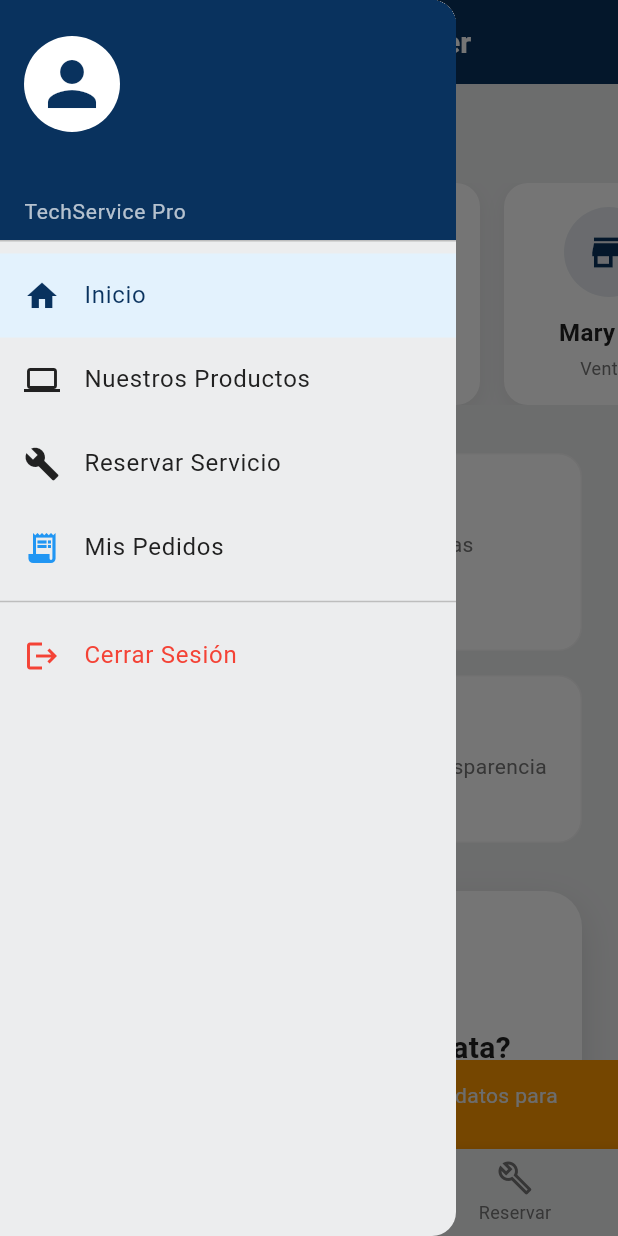
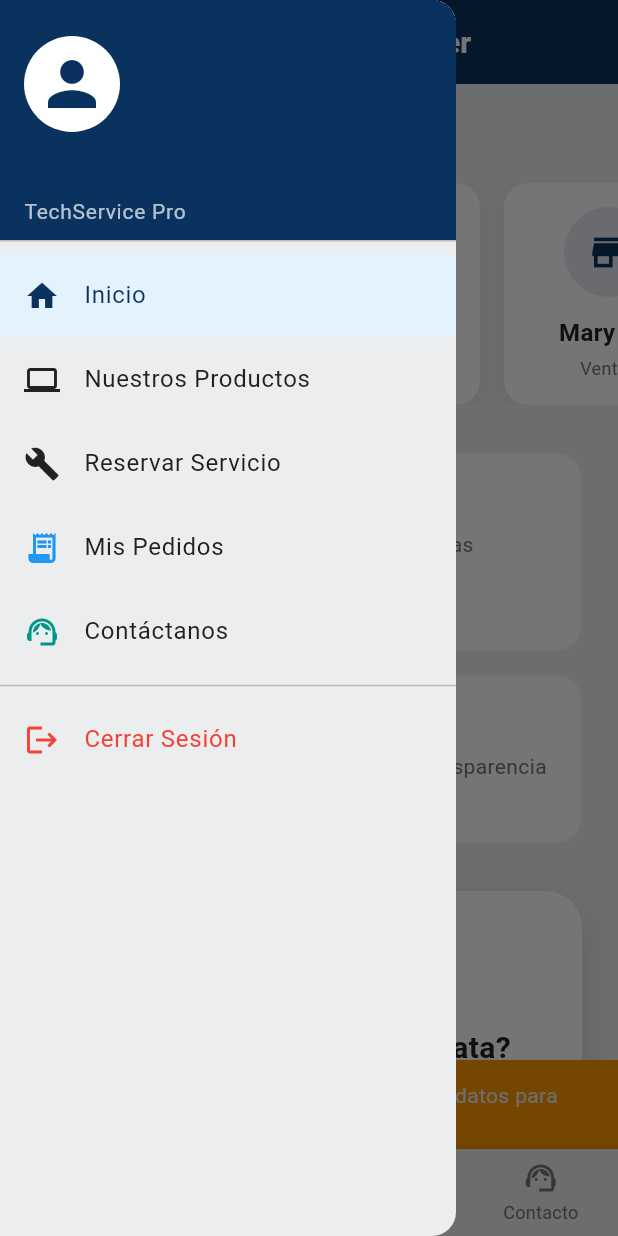
Before and after one commit to dferlema/techSC, a Flutter app: the MainTabsScreen screen opened by its route, scrolled down 576 dp, after a tap on the "menu" icon, on a phone screen of 412 x 824 dp. Run offline on Flutter 3.47's test engine with Material 3 defaults, Android fonts, the light colour scheme and no system bars; our stand-ins replace cloud_firestore, firebase_auth, firebase_core, pdf, printing, shared_preferences; accounts and stored records are empty.

Commit message:
Detalle de producto y contactanos

```diff
--- a/lib/main.dart
+++ b/lib/main.dart
@@ -12,6 +12,7 @@ import 'screens/main_tabs_screen.dart';
 import 'screens/admin_panel_page.dart';
 import 'screens/technician_dashboard.dart';
 import 'theme/app_theme.dart';
+import 'screens/contact_page.dart';
 
 void main() async {
   WidgetsFlutterBinding.ensureInitialized();
@@ -40,6 +41,7 @@ class MyApp extends StatelessWidget {
         '/reserve-service': (context) => const MainTabsScreen(),
         '/admin': (context) => const AdminPanelPage(),
         '/technician': (context) => const TechnicianDashboard(),
+        '/contact': (context) => const ContactPage(), // New Route
         '/main': (context) {
           final args = ModalRoute.of(context)?.settings.arguments;
           return MainTabsScreen();
--- /dev/null
+++ b/lib/screens/contact_page.dart
@@ -0,0 +1,249 @@
+import 'package:flutter/material.dart';
+import 'package:url_launcher/url_launcher.dart';
+
+class ContactPage extends StatelessWidget {
+  const ContactPage({super.key});
+
+  final String _whatsappNumber = '593991090805';
+
+  Future<void> _launchWhatsApp() async {
+    final Uri url = Uri.parse('https://wa.me/$_whatsappNumber');
+    if (!await launchUrl(url, mode: LaunchMode.externalApplication)) {
+      debugPrint('No se pudo abrir WhatsApp');
+    }
+  }
+
+  Future<void> _makePhoneCall() async {
+    final Uri url = Uri.parse('tel:$_whatsappNumber');
+    if (!await launchUrl(url)) {
+      debugPrint('No se pudo realizar la llamada');
+    }
+  }
+
+  Future<void> _sendEmail() async {
+    final Uri url = Uri.parse('mailto:contacto@techsc.com');
+    if (!await launchUrl(url)) {
+      debugPrint('No se pudo abrir el correo');
+    }
+  }
+
+  @override
+  Widget build(BuildContext context) {
+    // final theme = Theme.of(context); // Unused
+
+    return Scaffold(
+      backgroundColor: Colors.white,
+      appBar: AppBar(
+        backgroundColor: Colors.white,
+        elevation: 0,
+        leading: Navigator.canPop(context)
+            ? IconButton(
+                icon: const Icon(
+                  Icons.arrow_back_ios_new,
+                  color: Colors.black87,
+                ),
+                onPressed: () => Navigator.of(context).pop(),
+              )
+            : IconButton(
+                icon: const Icon(Icons.menu, color: Colors.black87),
+                onPressed: () => Scaffold.of(context).openDrawer(),
+              ),
+      ),
+      body: SingleChildScrollView(
+        padding: const EdgeInsets.symmetric(horizontal: 24.0),
+        child: Column(
+          crossAxisAlignment: CrossAxisAlignment.stretch,
+          children: [
+            const SizedBox(height: 10),
+            // 👋 Friendly Header
+            const Text(
+              '¡Hola! 👋',
+              style: TextStyle(
+                fontSize: 32,
+                fontWeight: FontWeight.bold,
+                color: Colors.black87,
+              ),
+            ),
+            const SizedBox(height: 8),
+            Text(
+              '¿En qué podemos ayudarte hoy?',
+              style: TextStyle(
+                fontSize: 18,
+                color: Colors.grey[600],
+                fontWeight: FontWeight.w500,
+              ),
+            ),
+            const SizedBox(height: 32),
+
+            // 💬 WhatsApp Highlight (Hero Interaction)
+            Container(
+              padding: const EdgeInsets.all(24),
+              decoration: BoxDecoration(
+                gradient: LinearGradient(
+                  colors: [const Color(0xFF25D366), const Color(0xFF128C7E)],
+                  begin: Alignment.topLeft,
+                  end: Alignment.bottomRight,
+                ),
+                borderRadius: BorderRadius.circular(24),
+                boxShadow: [
+                  BoxShadow(
+                    color: const Color(0xFF25D366).withOpacity(0.4),
+                    blurRadius: 20,
+                    offset: const Offset(0, 10),
+                  ),
+                ],
+              ),
+              child: Column(
+                children: [
+                  const Icon(Icons.chat, size: 48, color: Colors.white),
+                  const SizedBox(height: 16),
+                  const Text(
+                    'Chat Directo',
+                    style: TextStyle(
+                      color: Colors.white,
+                      fontSize: 20,
+                      fontWeight: FontWeight.bold,
+                    ),
+                  ),
+                  const SizedBox(height: 8),
+                  const Text(
+                    'La forma más rápida de obtener respuestas.',
+                    textAlign: TextAlign.center,
+                    style: TextStyle(
+                      color: Colors.white,
+                      fontSize: 14,
+                      height: 1.4,
+                    ),
+                  ),
+                  const SizedBox(height: 24),
+                  ElevatedButton(
+                    onPressed: _launchWhatsApp,
+                    style: ElevatedButton.styleFrom(
+                      backgroundColor: Colors.white,
+                      foregroundColor: const Color(0xFF128C7E),
+                      padding: const EdgeInsets.symmetric(
+                        horizontal: 32,
+                        vertical: 16,
+                      ),
+                      shape: RoundedRectangleBorder(
+                        borderRadius: BorderRadius.circular(30),
+                      ),
+                      elevation: 0,
+                    ),
+                    child: const Text(
+                      'Iniciar Chat',
+                      style: TextStyle(
+                        fontWeight: FontWeight.bold,
+                        fontSize: 16,
+                      ),
+                    ),
+                  ),
+                ],
+              ),
+            ),
+
+            const SizedBox(height: 40),
+
+            // ℹ️ Other Contact Options
+            const Text(
+              'Otras formas de contactarnos',
+              style: TextStyle(
+                fontSize: 18,
+                fontWeight: FontWeight.bold,
+                color: Colors.black87,
+              ),
+            ),
+            const SizedBox(height: 16),
+
+            _buildFriendlyOption(
+              icon: Icons.phone_in_talk_rounded,
+              color: Colors.blueAccent,
+              title: 'Llámanos',
+              subtitle: _whatsappNumber,
+              onTap: _makePhoneCall,
+            ),
+            const SizedBox(height: 16),
+            _buildFriendlyOption(
+              icon: Icons.mail_rounded,
+              color: Colors.orangeAccent,
+              title: 'Envíanos un correo',
+              subtitle: 'contacto@techsc.com',
+              onTap: _sendEmail,
+            ),
+            const SizedBox(height: 16),
+            _buildFriendlyOption(
+              icon: Icons.store_rounded,
+              color: Colors.purpleAccent,
+              title: 'Visítanos',
+              subtitle: 'Av. Principal 123, Quito',
+              onTap: () {}, // Map implementation later
+            ),
+
+            const SizedBox(height: 48),
+            Center(
+              child: Text(
+                'TechService Pro v2.1',
+                style: TextStyle(color: Colors.grey[400], fontSize: 12),
+              ),
+            ),
+            const SizedBox(height: 24),
+          ],
+        ),
+      ),
+    );
+  }
+
+  Widget _buildFriendlyOption({
+    required IconData icon,
+    required Color color,
+    required String title,
+    required String subtitle,
+    required VoidCallback onTap,
+  }) {
+    return GestureDetector(
+      onTap: onTap,
+      child: Container(
+        padding: const EdgeInsets.all(16),
+        decoration: BoxDecoration(
+          color: Colors.grey[50],
+          borderRadius: BorderRadius.circular(16),
+          border: Border.all(color: Colors.grey[200]!),
+        ),
+        child: Row(
+          children: [
+            Container(
+              padding: const EdgeInsets.all(12),
+              decoration: BoxDecoration(
+                color: color.withOpacity(0.1),
+                shape: BoxShape.circle,
+              ),
+              child: Icon(icon, color: color, size: 24),
+            ),
+            const SizedBox(width: 16),
+            Expanded(
+              child: Column(
+                crossAxisAlignment: CrossAxisAlignment.start,
+                children: [
+                  Text(
+                    title,
+                    style: const TextStyle(
+                      fontWeight: FontWeight.bold,
+                      fontSize: 16,
+                      color: Colors.black87,
+                    ),
+                  ),
+                  const SizedBox(height: 2),
+                  Text(
+                    subtitle,
+                    style: TextStyle(color: Colors.grey[600], fontSize: 14),
+                  ),
+                ],
+              ),
+            ),
+            Icon(Icons.chevron_right, color: Colors.grey[400]),
+          ],
+        ),
+      ),
+    );
+  }
+}
--- a/lib/screens/main_tabs_screen.dart
+++ b/lib/screens/main_tabs_screen.dart
@@ -7,6 +7,8 @@ import '../widgets/app_drawer.dart';
 import 'home_page.dart';
 import 'products_page.dart';
 import 'service_reservation_page.dart';
+
+import 'contact_page.dart'; // Import
 
 class MainTabsScreen extends StatefulWidget {
   const MainTabsScreen({super.key});
@@ -24,6 +26,7 @@ class _MainTabsScreenState extends State<MainTabsScreen>
     const HomePage(), // Índice 0 → Inicio
     const ProductsPage(), // Índice 1 → Productos
     const ServiceReservationPage(), // Índice 2 → Reservar
+    const ContactPage(), // Índice 3 → Contacto
   ];
 
   bool _isInit = true;
@@ -80,6 +83,8 @@ class _MainTabsScreenState extends State<MainTabsScreen>
         return 1;
       case '/reserve-service':
         return 2;
+      case '/contact':
+        return 3;
       default:
         return 0; // /home
     }
@@ -92,6 +97,8 @@ class _MainTabsScreenState extends State<MainTabsScreen>
         return '/products';
       case 2:
         return '/reserve-service';
+      case 3:
+        return '/contact';
       default:
         return '/home';
     }
@@ -148,6 +155,11 @@ class _MainTabsScreenState extends State<MainTabsScreen>
             activeIcon: Icon(Icons.build),
             label: 'Reservar',
           ),
+          BottomNavigationBarItem(
+            icon: Icon(Icons.support_agent_outlined),
+            activeIcon: Icon(Icons.support_agent),
+            label: 'Contacto',
+          ),
         ],
       ),
     );
--- a/lib/widgets/app_drawer.dart
+++ b/lib/widgets/app_drawer.dart
@@ -168,6 +168,19 @@ class AppDrawer extends StatelessWidget {
               );
             },
           ),
+          ListTile(
+            leading: const Icon(Icons.support_agent, color: Colors.teal),
+            title: const Text('Contáctanos'),
+            selected: currentRoute == '/contact',
+            selectedTileColor: Colors.teal.withOpacity(0.1),
+            onTap: () {
+              Navigator.pop(context); // Close drawer first
+              Navigator.pushNamed(
+                context,
+                '/contact',
+              ); // Push to stack to allow back nav
+            },
+          ),
           const Divider(),
           ListTile(
             leading: const Icon(Icons.logout, color: Colors.red),
```
Also changed, not shown: lib/screens/product_detail_page.dart (added, +344 -0 lines), lib/screens/products_page.dart (+20 -2 lines).
